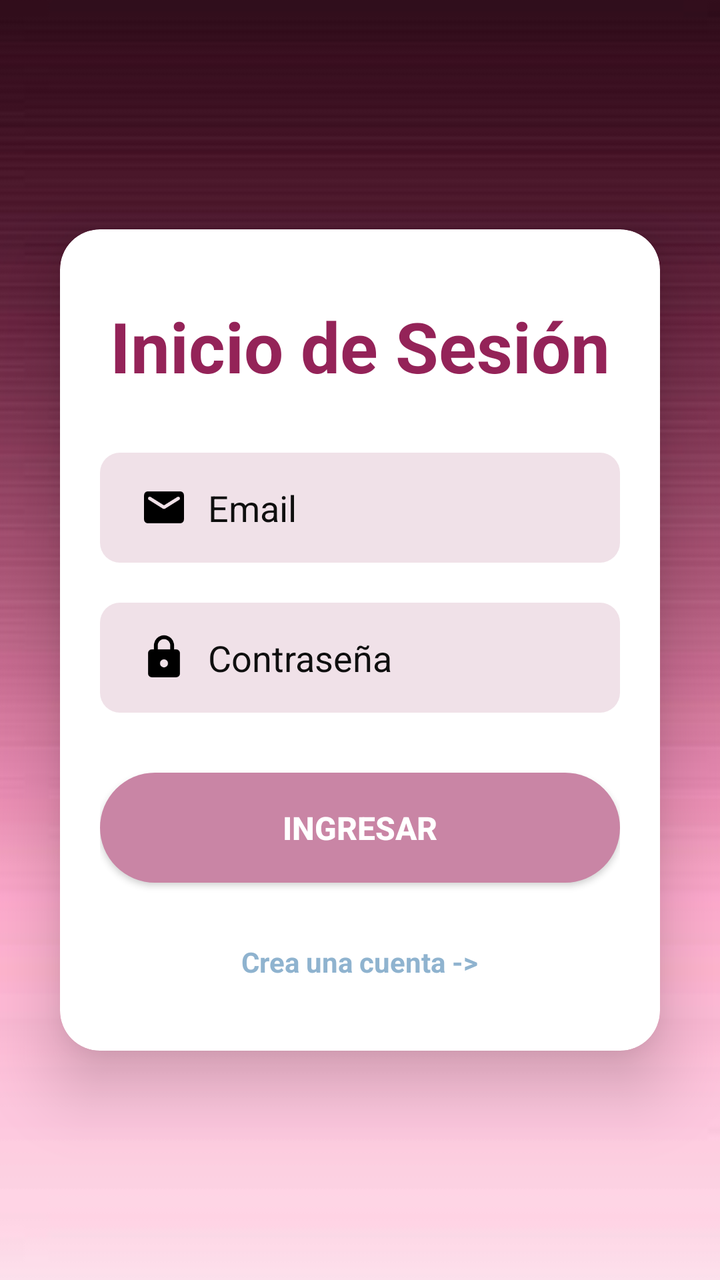
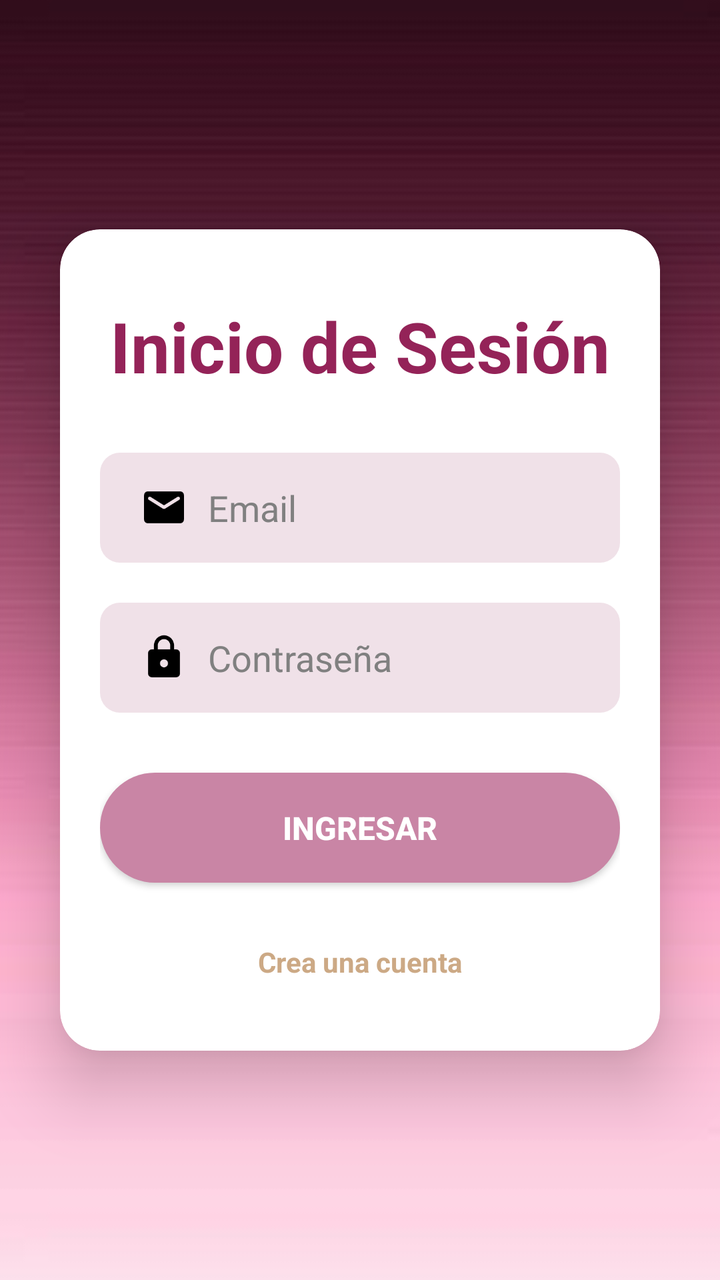

An Android layout rendered at two revisions. The XML below is the earlier revision; the diff shows what the commit changed to produce the second picture.
<!-- AndroidManifest.xml: application theme Theme.Music_app -->
<!-- res/layout/activity_main.xml -->
<?xml version="1.0" encoding="utf-8"?>
<androidx.constraintlayout.widget.ConstraintLayout xmlns:android="http://schemas.android.com/apk/res/android"
    xmlns:app="http://schemas.android.com/apk/res-auto"
    xmlns:tools="http://schemas.android.com/tools"
    android:id="@+id/main"
    android:layout_width="match_parent"
    android:layout_height="match_parent"
    tools:context=".MainActivity">

    <ImageView
        android:layout_width="0dp"
        android:layout_height="0dp"
        app:layout_constraintBottom_toBottomOf="parent"
        app:layout_constraintEnd_toEndOf="parent"
        app:layout_constraintStart_toStartOf="parent"
        app:layout_constraintTop_toTopOf="parent"
        android:src="@drawable/fondo"
        android:scaleType="centerCrop" />

    <androidx.cardview.widget.CardView
        android:layout_width="0dp"
        android:layout_height="wrap_content"
        android:layout_margin="30dp"
        app:cardCornerRadius="20dp"
        app:cardElevation="20dp"
        android:backgroundTint="@color/white"
        app:layout_constraintBottom_toBottomOf="parent"
        app:layout_constraintEnd_toEndOf="parent"
        app:layout_constraintStart_toStartOf="parent"
        app:layout_constraintTop_toTopOf="parent">

        <LinearLayout
            android:layout_width="match_parent"
            android:layout_height="wrap_content"
            android:gravity="center"
            android:orientation="vertical"
            android:padding="20dp">

            <TextView
                android:layout_width="wrap_content"
                android:layout_height="wrap_content"
                android:layout_marginTop="15dp"
                android:layout_marginBottom="30dp"
                android:text="Inicio de Sesión"
                android:textColor="#942358"
                android:textSize="35sp"
                android:textStyle="bold" />

            <EditText
                android:layout_width="match_parent"
                android:layout_height="55dp"
                android:background="@drawable/bg_input"
                android:drawableStart="@drawable/round_email_24"
                android:drawablePadding="10dp"
                android:hint="Email"
                android:inputType="textEmailAddress"
                android:paddingStart="20dp"
                android:paddingEnd="20dp"
                android:textColorHint="#0F0F0F"
                android:textColor="#0F0F0F"/>

            <EditText
                android:layout_width="match_parent"
                android:layout_height="55dp"
                android:layout_marginTop="20dp"
                android:background="@drawable/bg_input"
                android:drawableStart="@drawable/lock"
                android:drawablePadding="10dp"
                android:hint="Contraseña"
                android:inputType="textPassword"
                android:paddingStart="20dp"
                android:paddingEnd="20dp"
                android:textColorHint="#0F0F0F"
                android:textColor="#0F0F0F"/>

            <androidx.appcompat.widget.AppCompatButton
                android:layout_width="match_parent"
                android:layout_height="55dp"
                android:layout_marginTop="30dp"
                android:background="@drawable/bg_button"
                android:text="Ingresar"
                android:textColor="#FFFFFF"
                android:textSize="16sp"
                android:textStyle="bold" />

            <TextView
                android:layout_width="wrap_content"
                android:layout_height="wrap_content"
                android:layout_marginTop="30dp"
                android:layout_marginBottom="15dp"
                android:text="Crea una cuenta ->"
                android:textColor="#8fb3cf"
                android:textSize="14sp"
                android:textStyle="bold" />

        </LinearLayout>

    </androidx.cardview.widget.CardView>

</androidx.constraintlayout.widget.ConstraintLayout>
<!-- resources referenced by this layout -->
<resources>
  <color name="white">#FFFFFFFF</color>
  <!-- drawable bg_button (drawable) -->
  <?xml version="1.0" encoding="utf-8"?>
  <shape xmlns:android="http://schemas.android.com/apk/res/android">
      <solid android:color="#c985a5" />
      <corners android:radius="100dp" />
  </shape>
  <!-- drawable bg_input (drawable) -->
  <?xml version="1.0" encoding="utf-8"?>
  <shape xmlns:android="http://schemas.android.com/apk/res/android">
      <solid android:color="#f0e1e8" />
      <corners android:radius="10dp" />
  </shape>
  <!-- drawable fondo: jpg bitmap (drawable, 3474 bytes) -->
  <!-- drawable lock (drawable) -->
  <vector xmlns:android="http://schemas.android.com/apk/res/android" android:height="24dp" android:tint="#000000" android:viewportHeight="24" android:viewportWidth="24" android:width="24dp">
        
      <path android:fillColor="@android:color/white" android:pathData="M18,8h-1L17,6c0,-2.76 -2.24,-5 -5,-5S7,3.24 7,6v2L6,8c-1.1,0 -2,0.9 -2,2v10c0,1.1 0.9,2 2,2h12c1.1,0 2,-0.9 2,-2L20,10c0,-1.1 -0.9,-2 -2,-2zM12,17c-1.1,0 -2,-0.9 -2,-2s0.9,-2 2,-2 2,0.9 2,2 -0.9,2 -2,2zM15.1,8L8.9,8L8.9,6c0,-1.71 1.39,-3.1 3.1,-3.1 1.71,0 3.1,1.39 3.1,3.1v2z"/>
      
  </vector>
  <!-- drawable round_email_24 (drawable) -->
  <vector xmlns:android="http://schemas.android.com/apk/res/android" android:height="24dp" android:tint="#000000" android:viewportHeight="24" android:viewportWidth="24" android:width="24dp">
        
      <path android:fillColor="@android:color/white" android:pathData="M20,4L4,4c-1.1,0 -1.99,0.9 -1.99,2L2,18c0,1.1 0.9,2 2,2h16c1.1,0 2,-0.9 2,-2L22,6c0,-1.1 -0.9,-2 -2,-2zM19.6,8.25l-7.07,4.42c-0.32,0.2 -0.74,0.2 -1.06,0L4.4,8.25c-0.25,-0.16 -0.4,-0.43 -0.4,-0.72 0,-0.67 0.73,-1.07 1.3,-0.72L12,11l6.7,-4.19c0.57,-0.35 1.3,0.05 1.3,0.72 0,0.29 -0.15,0.56 -0.4,0.72z"/>
      
  </vector>
  <style name="Theme.Music_app" parent="Base.Theme.Music_app" />
  <style name="Base.Theme.Music_app" parent="Theme.Material3.DayNight.NoActionBar">
          
          
      </style>
</resources>

<!-- the commit's change to res/layout/activity_main.xml (unified diff, before → after) -->
@@ -18,6 +18,7 @@
         android:scaleType="centerCrop" />
 
     <androidx.cardview.widget.CardView
+        android:id="@+id/contenedor"
         android:layout_width="0dp"
         android:layout_height="wrap_content"
         android:layout_margin="30dp"
@@ -37,6 +38,7 @@
             android:padding="20dp">
 
             <TextView
+                android:id="@+id/tvTitulo"
                 android:layout_width="wrap_content"
                 android:layout_height="wrap_content"
                 android:layout_marginTop="15dp"
@@ -47,19 +49,21 @@
                 android:textStyle="bold" />
 
             <EditText
+                android:id="@+id/etEmail"
                 android:layout_width="match_parent"
                 android:layout_height="55dp"
                 android:background="@drawable/bg_input"
-                android:drawableStart="@drawable/round_email_24"
+                android:drawableStart="@drawable/email"
                 android:drawablePadding="10dp"
                 android:hint="Email"
                 android:inputType="textEmailAddress"
                 android:paddingStart="20dp"
                 android:paddingEnd="20dp"
-                android:textColorHint="#0F0F0F"
-                android:textColor="#0F0F0F"/>
+                android:textColorHint="#808080"
+                android:textColor="#000000"/>
 
             <EditText
+                android:id="@+id/etPassword"
                 android:layout_width="match_parent"
                 android:layout_height="55dp"
                 android:layout_marginTop="20dp"
@@ -70,10 +74,11 @@
                 android:inputType="textPassword"
                 android:paddingStart="20dp"
                 android:paddingEnd="20dp"
-                android:textColorHint="#0F0F0F"
-                android:textColor="#0F0F0F"/>
+                android:textColorHint="#808080"
+                android:textColor="#000000"/>
 
             <androidx.appcompat.widget.AppCompatButton
+                android:id="@+id/btnIniciar"
                 android:layout_width="match_parent"
                 android:layout_height="55dp"
                 android:layout_marginTop="30dp"
@@ -84,12 +89,13 @@
                 android:textStyle="bold" />
 
             <TextView
+                android:id="@+id/tvCrearCuenta"
                 android:layout_width="wrap_content"
                 android:layout_height="wrap_content"
                 android:layout_marginTop="30dp"
                 android:layout_marginBottom="15dp"
-                android:text="Crea una cuenta ->"
-                android:textColor="#8fb3cf"
+                android:text="Crea una cuenta"
+                android:textColor="#CCA985"
                 android:textSize="14sp"
                 android:textStyle="bold" />
 
<!-- resource entries referenced after the edit -->
@@ -13,17 +13,17 @@
       <solid android:color="#f0e1e8" />
       <corners android:radius="10dp" />
   </shape>
+  <!-- drawable email (drawable) -->
+  <vector xmlns:android="http://schemas.android.com/apk/res/android" android:height="24dp" android:tint="#000000" android:viewportHeight="24" android:viewportWidth="24" android:width="24dp">
+        
+      <path android:fillColor="@android:color/white" android:pathData="M20,4L4,4c-1.1,0 -1.99,0.9 -1.99,2L2,18c0,1.1 0.9,2 2,2h16c1.1,0 2,-0.9 2,-2L22,6c0,-1.1 -0.9,-2 -2,-2zM19.6,8.25l-7.07,4.42c-0.32,0.2 -0.74,0.2 -1.06,0L4.4,8.25c-0.25,-0.16 -0.4,-0.43 -0.4,-0.72 0,-0.67 0.73,-1.07 1.3,-0.72L12,11l6.7,-4.19c0.57,-0.35 1.3,0.05 1.3,0.72 0,0.29 -0.15,0.56 -0.4,0.72z"/>
+      
+  </vector>
   <!-- drawable fondo: jpg bitmap (drawable, 3474 bytes) -->
   <!-- drawable lock (drawable) -->
   <vector xmlns:android="http://schemas.android.com/apk/res/android" android:height="24dp" android:tint="#000000" android:viewportHeight="24" android:viewportWidth="24" android:width="24dp">
         
       <path android:fillColor="@android:color/white" android:pathData="M18,8h-1L17,6c0,-2.76 -2.24,-5 -5,-5S7,3.24 7,6v2L6,8c-1.1,0 -2,0.9 -2,2v10c0,1.1 0.9,2 2,2h12c1.1,0 2,-0.9 2,-2L20,10c0,-1.1 -0.9,-2 -2,-2zM12,17c-1.1,0 -2,-0.9 -2,-2s0.9,-2 2,-2 2,0.9 2,2 -0.9,2 -2,2zM15.1,8L8.9,8L8.9,6c0,-1.71 1.39,-3.1 3.1,-3.1 1.71,0 3.1,1.39 3.1,3.1v2z"/>
-      
-  </vector>
-  <!-- drawable round_email_24 (drawable) -->
-  <vector xmlns:android="http://schemas.android.com/apk/res/android" android:height="24dp" android:tint="#000000" android:viewportHeight="24" android:viewportWidth="24" android:width="24dp">
-        
-      <path android:fillColor="@android:color/white" android:pathData="M20,4L4,4c-1.1,0 -1.99,0.9 -1.99,2L2,18c0,1.1 0.9,2 2,2h16c1.1,0 2,-0.9 2,-2L22,6c0,-1.1 -0.9,-2 -2,-2zM19.6,8.25l-7.07,4.42c-0.32,0.2 -0.74,0.2 -1.06,0L4.4,8.25c-0.25,-0.16 -0.4,-0.43 -0.4,-0.72 0,-0.67 0.73,-1.07 1.3,-0.72L12,11l6.7,-4.19c0.57,-0.35 1.3,0.05 1.3,0.72 0,0.29 -0.15,0.56 -0.4,0.72z"/>
       
   </vector>
   <style name="Theme.Music_app" parent="Base.Theme.Music_app" />
